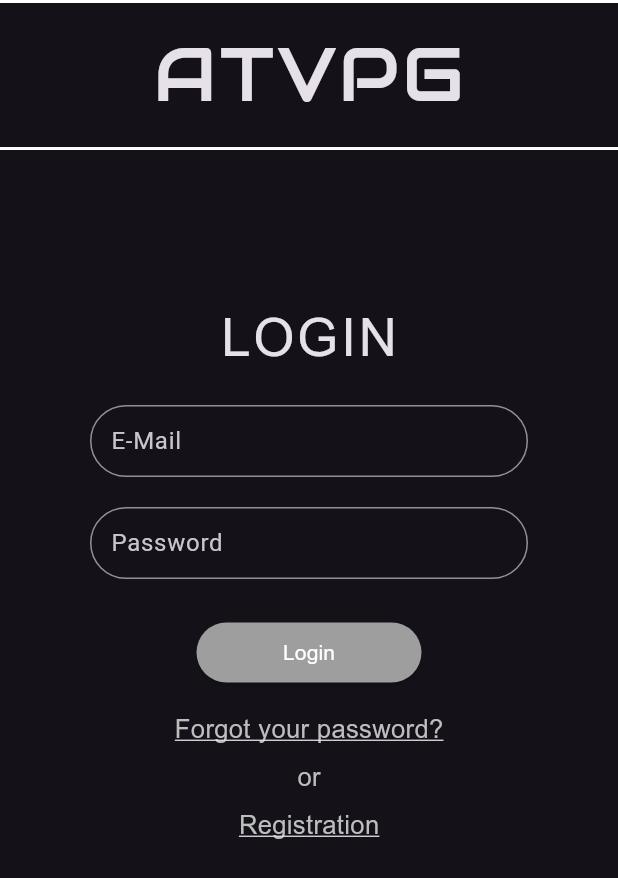
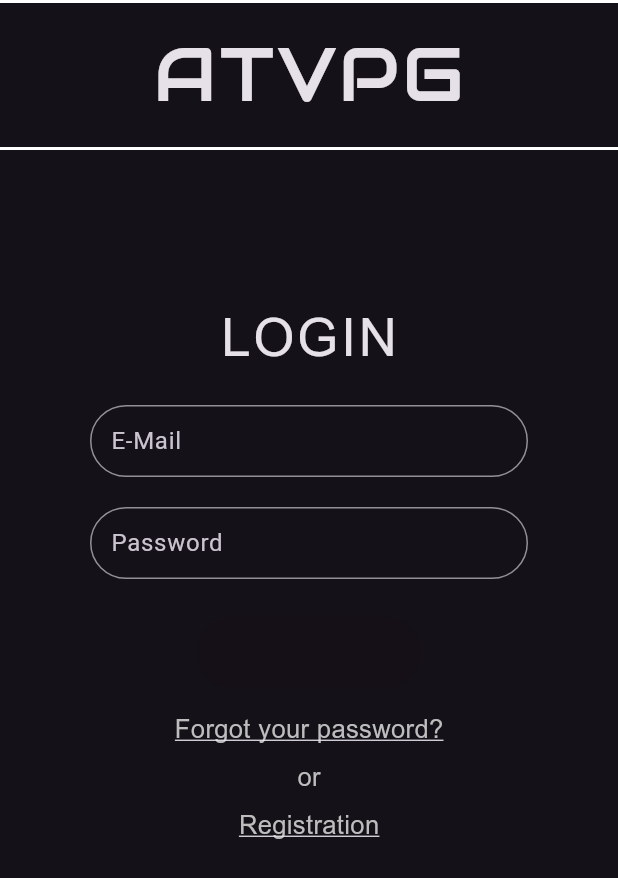
Before and after one commit to fabianStro/Project_ATVPG, a Flutter app: the screen it shows after launch, on a phone screen of 412 x 824 dp. Shown: the top 878 px of the screen. Run offline on Flutter 3.47's test engine with Material 3 defaults, Android fonts, the light colour scheme and no system bars; our stand-ins replace firebase_core, supabase_flutter, toggle_switch; accounts and stored records are empty.

Commit message:
loginArchitecture: deleted in login inserted login: angepasst detail: bookmark uns satr mit TabBar funkt

```diff
--- a/lib/detail.dart
+++ b/lib/detail.dart
@@ -75,6 +75,9 @@ class _DetailWidgetState extends State<DetailWidget> {
                         IconButton(
                           onPressed: () {
                             context.read<AnimeMovieProvider>().toggleMyAnime(index.title);
+                            setState(() {
+                              isPressedBoomark = !isPressedBoomark;
+                            });
                           },
                           icon: Icon(
                             Icons.bookmark_border_outlined,
@@ -85,6 +88,9 @@ class _DetailWidgetState extends State<DetailWidget> {
                         IconButton(
                           onPressed: () {
                             context.read<AnimeMovieProvider>().toggleFavorite(index.title);
+                            setState(() {
+                              isPressedStar = !isPressedStar;
+                            });
                           },
                           icon: Icon(
                             Icons.star_border_outlined,
--- a/lib/login.dart
+++ b/lib/login.dart
@@ -1,6 +1,8 @@
-// import 'package:supabase_flutter/supabase_flutter.dart';
+// ignore_for_file: camel_case_types, non_constant_identifier_names
+
 import 'package:flutter/material.dart';
-import 'loginArchitecture.dart';
+import 'package:flutter_application_one/auth_Service.dart';
+import 'package:provider/provider.dart';
 
 class LoginWidget extends StatefulWidget {
   const LoginWidget({super.key});
@@ -10,33 +12,36 @@ class LoginWidget extends StatefulWidget {
 }
 
 class _LoginWidgetState extends State<LoginWidget> {
-  // ############################################################################
-  // Controller für Textfelder
-  // ############################################################################
   final TextEditingController _emailController = TextEditingController(), _passwordController = TextEditingController();
+  final ValueNotifier<bool> isValid = ValueNotifier<bool>(false);
+  final TextStyle buttonTextStyle = TextStyle(color: Colors.white, fontFamily: 'Arial');
+  final Text heading = Text(
+    'ATVPG',
+    style: TextStyle(fontSize: 50.0, letterSpacing: 2.2, fontFamily: 'Audiowide'),
+  ); // Text
+  final Text heading2 = Text('LOGIN', style: TextStyle(fontSize: 35.0, letterSpacing: 2.0, fontFamily: 'Arial'));
 
-  // ############################################################################
-  // Stile und Konstanten
-  // ############################################################################
-  final ButtonStyle buttonStyle = ElevatedButton.styleFrom(backgroundColor: Colors.grey);
-  final TextStyle buttonTextStyle = TextStyle(color: Colors.white, fontFamily: 'Arial'),
-      registryAndForgotTextStyle = TextStyle(
-        color: Colors.grey[400],
-        fontFamily: 'Arial',
-        fontSize: 17.0,
-        decoration: TextDecoration.underline,
-      );
-  final Text heading = Text('ATVPG', style: TextStyle(fontSize: 50.0, letterSpacing: 2.2, fontFamily: 'Audiowide'));
-  final Text heading2 = Text('LOGIN', style: TextStyle(fontSize: 35.0, letterSpacing: 2.0, fontFamily: 'Arial'));
+  @override
+  void initState() {
+    super.initState();
+
+    _emailController.addListener(_validate);
+    _passwordController.addListener(_validate);
+  }
+
+  void _validate() {
+    final email_Ok = validateEmail(_emailController.text) == null;
+    final pw_Ok = validatePw(_passwordController.text) == null;
+
+    isValid.value = email_Ok && pw_Ok;
+  }
 
   @override
   Widget build(BuildContext context) {
     return SafeArea(
       child: Scaffold(
-        //resizeToAvoidBottomInset: false,
         extendBodyBehindAppBar: true,
         appBar: AppBar(
-          //backgroundColor: Colors.black,
           automaticallyImplyLeading: false,
           toolbarHeight: 100.0,
           shape: Border(
@@ -48,10 +53,10 @@ class _LoginWidgetState extends State<LoginWidget> {
         ), // AppBar
         body: SingleChildScrollView(
           child: Padding(
-            padding: const EdgeInsets.only(left: 60.0, right: 60.0),
+            padding: EdgeInsets.only(left: 60.0, right: 60.0),
             child: Column(
               children: [
-                Padding(padding: const EdgeInsets.only(top: 200.0), child: heading2), // Padding
+                Padding(padding: EdgeInsets.only(top: 200.0), child: heading2),
                 SizedBox(height: 20.0),
                 TextFormField(
                   autocorrect: false,
@@ -79,45 +84,107 @@ class _LoginWidgetState extends State<LoginWidget> {
                   autovalidateMode: AutovalidateMode.onUserInteraction,
                 ), // TextFormField
                 SizedBox(height: 25.0),
-                LoginArchitectureWidget(
-                  buttonStyle: buttonStyle,
+                valueListenableBuilder(
+                  isValid: isValid,
                   emailController: _emailController,
                   passwordController: _passwordController,
                   buttonTextStyle: buttonTextStyle,
-                ), // LoginArchitectureWidget
+                ), // SizedBox
                 SizedBox(height: 15.0),
-                Align(
-                  child: GestureDetector(
-                    onTap: () {
-                      Navigator.pushNamed(context, '/forgot');
-                    },
-                    child: Text('Forgot your password?', style: registryAndForgotTextStyle),
+                GestureDetector(
+                  onTap: () => Navigator.pushNamed(context, '/forgot'),
+                  child: Text(
+                    'Forgot your password?',
+                    style: TextStyle(
+                      color: Colors.grey[400],
+                      fontFamily: 'Arial',
+                      fontSize: 17.0,
+                      decoration: TextDecoration.underline,
+                    ), // TextStyle
+                  ), // Text
                 ), // GestureDetector
-                ), // Align
                 SizedBox(height: 8.0),
                 Text(
                   'or',
                   style: TextStyle(color: Colors.grey[400], fontFamily: 'Arial', fontSize: 17.0),
                 ), // Text
                 SizedBox(height: 8.0),
-                Align(
-                  child: GestureDetector(
-                    onTap: () {
-                      Navigator.pushNamed(context, '/registry');
-                    },
-                    child: Text('Registration', style: registryAndForgotTextStyle),
+                GestureDetector(
+                  onTap: () => Navigator.pushNamed(context, '/registry'),
+                  child: Text(
+                    'Registration',
+                    style: TextStyle(
+                      color: Colors.grey[400],
+                      fontFamily: 'Arial',
+                      fontSize: 17.0,
+                      decoration: TextDecoration.underline,
+                    ), // TextStyle
+                  ), // Text
                 ), // GestureDetector
-                ), // Align
-              ], // Children
+              ], // children
             ), // Column
           ), // Padding
         ), // SingleChildScrollView
       ), // Scaffold
     ); // SafeArea
   }
+}
+
+class valueListenableBuilder extends StatelessWidget {
+  const valueListenableBuilder({
+    super.key,
+    required this.isValid,
+    required TextEditingController emailController,
+    required TextEditingController passwordController,
+    required this.buttonTextStyle,
+  }) : _emailController = emailController,
+       _passwordController = passwordController;
+
+  final ValueNotifier<bool> isValid;
+  final TextEditingController _emailController;
+  final TextEditingController _passwordController;
+  final TextStyle buttonTextStyle;
+
+  @override
+  Widget build(BuildContext context) {
+    return SizedBox(
+      width: 150.0,
+      child: ValueListenableBuilder<bool>(
+        valueListenable: isValid,
+        builder: (context, valid, _) {
+          return OutlinedButton(
+            style: OutlinedButton.styleFrom(
+              padding: EdgeInsets.symmetric(vertical: 14),
+              side: BorderSide(color: valid ? Colors.grey : Color.fromARGB(255, 21, 16, 24), width: 2.5), // BorderSide
+              backgroundColor: valid ? Colors.grey : Color.fromARGB(255, 21, 16, 24),
+            ),
+            onPressed: valid
+                ? () async {
+                    context.read<AuthService>().login(_emailController.text, _passwordController.text);
+                    if (context.mounted) {
+                      ScaffoldMessenger.of(context).showSnackBar(
+                        SnackBar(
+                          content: Text(
+                            'Login successful!',
+                            style: TextStyle(color: Colors.black, fontWeight: FontWeight.bold),
+                          ), // Text
+                          duration: Duration(seconds: 2),
+                        ), // SnackBar
+                      );
+                      Navigator.pushNamed(context, '/start');
+                    }
+                  }
+                : null,
+            child: Text(valid ? 'Login' : '', style: buttonTextStyle),
+          ); // OutlineButton
+        },
+      ), // ValueListenableBuilder
+    );
+  }
+}
 
 String? validatePw(String? value) {
-    if (value == null || value == '') {
+  if (value == null || value.isEmpty) {
     return 'Enter the password';
   } else if (value.length >= 8) {
     return null;
@@ -125,12 +192,10 @@ class _LoginWidgetState extends State<LoginWidget> {
     return 'minimum 8 characters';
   }
 }
-}
 
 String? validateEmail(String? value) {
   final emailPattern = r'^[^@\s]+@[^@\s]+\.[^@\s]+$';
   final regex = RegExp(emailPattern);
-
   if (!regex.hasMatch(value!)) {
     return 'Enter a valid e-mail';
   }
--- a/lib/loginArchitecture.dart
+++ /dev/null
@@ -1,48 +0,0 @@
-// ignore_for_file: file_names
-
-import 'package:flutter/material.dart';
-import 'package:provider/provider.dart';
-import 'package:supabase_flutter/supabase_flutter.dart';
-import 'package:flutter_application_one/auth_Service.dart';
-
-class LoginArchitectureWidget extends StatelessWidget {
-  const LoginArchitectureWidget({
-    super.key,
-    required this.buttonStyle,
-    required TextEditingController emailController,
-    required TextEditingController passwordController,
-    required this.buttonTextStyle,
-  }) : _emailController = emailController,
-       _passwordController = passwordController;
-
-  final ButtonStyle buttonStyle;
-  final TextEditingController _emailController;
-  final TextEditingController _passwordController;
-  final TextStyle buttonTextStyle;
-
-  @override
-  Widget build(BuildContext context) {
-    return SizedBox(
-      width: 150.0,
-      child: ElevatedButton(
-        style: buttonStyle,
-        onPressed: () async {
-          context.read<AuthService>().login(_emailController.text, _passwordController.text);
-          if (context.mounted) {
-            ScaffoldMessenger.of(context).showSnackBar(
-              SnackBar(
-                content: Text(
-                  'Login successful!',
-                  style: TextStyle(color: Colors.black, fontWeight: FontWeight.bold),
-                ), // Text
-                duration: Duration(seconds: 2),
-              ), // SnachBar
-            );
-            Navigator.pushNamed(context, '/start');
-          }
-        },
-        child: Text('Login', style: buttonTextStyle),
-      ), // ElevatedButtton
-    ); // SizedBox
-  }
-}
--- a/lib/startScreen.dart
+++ b/lib/startScreen.dart
@@ -121,11 +121,13 @@ class _StartScreenWidgetState extends State<StartScreenWidget> {
               Padding(
                 padding: const EdgeInsets.only(top: 0.0, right: 8.0, left: 8.0),
                 child: IconButton(
-                  icon: themeIconLight,
                   onPressed: () {
                     // //print("${context.read<ThemeService>().themeMode.toString()}");
                     context.read<ThemeService>().toggleTheme();
                   },
+                  icon: Icon(
+                    context.read<ThemeService>().themeMode == ThemeMode.dark ? Icons.light_mode : Icons.dark_mode,
+                  ), // Icon
                 ), // IconbButton
               ), // Padding
               Padding(
```
Lines whose indentation alone changed are shown as unchanged.
